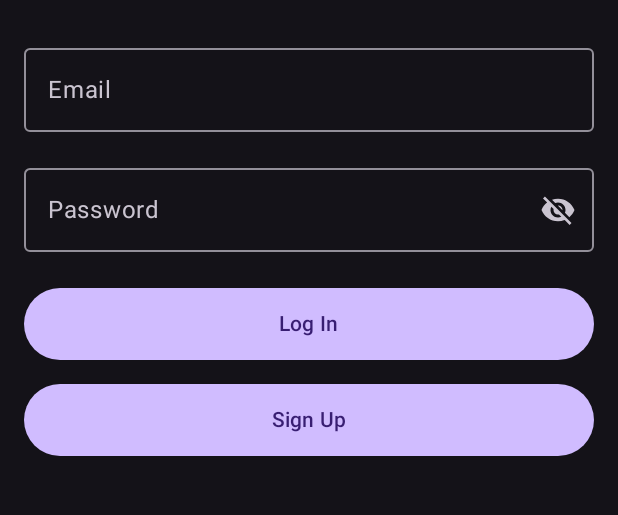
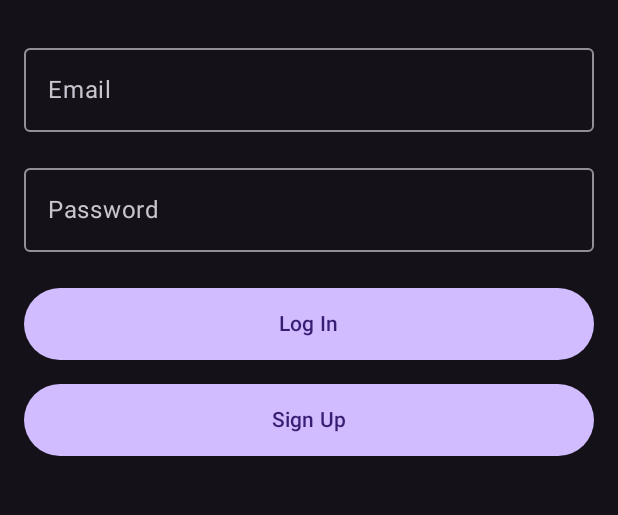
Before and after one commit to DeibisGM/MonopolyApp, an Android app built with Jetpack Compose: the screen it shows after launch (MainActivity), on a phone screen of 412 x 824 dp, the part 415-930 px from its top. Run offline under Robolectric (Android 15) with nearby library versions, the phone set to English and light mode, and no system bars; our stand-ins replace Firebase (no records; nobody signed in at launch, a user with empty details on screens opened directly).

```diff
--- a/app/build.gradle.kts
+++ b/app/build.gradle.kts
@@ -66,7 +66,6 @@ dependencies {
     implementation(libs.androidx.ui.tooling.preview)
     implementation(libs.androidx.material3)
     implementation(libs.androidx.navigation.compose)
-    implementation(libs.androidx.material.icons.extended)
     implementation(libs.ui)
     testImplementation(libs.junit)
     androidTestImplementation(libs.androidx.junit)
--- a/app/src/main/AndroidManifest.xml
+++ b/app/src/main/AndroidManifest.xml
@@ -10,9 +10,9 @@
         android:allowBackup="true"
         android:dataExtractionRules="@xml/data_extraction_rules"
         android:fullBackupContent="@xml/backup_rules"
-        android:icon="@mipmap/ic_launcher"
+        android:icon="@drawable/temp_logo"
         android:label="@string/app_name"
-        android:roundIcon="@mipmap/ic_launcher_round"
+        android:roundIcon="@drawable/temp_logo"
         android:supportsRtl="true"
         android:theme="@style/Theme.MonopolyMoney"
         tools:targetApi="31">
--- a/app/src/main/java/com/example/monopolymoney/data/models.kt
+++ b/app/src/main/java/com/example/monopolymoney/data/models.kt
@@ -1,17 +1,13 @@
 package com.example.monopolymoney.data
 
 import android.os.Parcelable
-import androidx.compose.ui.graphics.Color
-import androidx.room.Entity
-import androidx.room.PrimaryKey
 import kotlinx.parcelize.Parcelize
-
 
 data class Player(
     val id: String? = null,
     val name: String? = null,
     val balance: Int = 0,
-    val profileImageResId: Int = 0 // Nuevo campo para el ID del recurso de la imagen de perfil
+    val profileImageResId: Int = 0
 ) {
     fun toMap(): Map<String, Any?> {
         return mapOf(
--- a/app/src/main/java/com/example/monopolymoney/presentation/LogIn.kt
+++ b/app/src/main/java/com/example/monopolymoney/presentation/LogIn.kt
@@ -1,8 +1,5 @@
 import androidx.compose.foundation.layout.*
 import androidx.compose.foundation.text.KeyboardOptions
-import androidx.compose.material.icons.Icons
-import androidx.compose.material.icons.filled.Visibility
-import androidx.compose.material.icons.filled.VisibilityOff
 import androidx.compose.material3.*
 import androidx.compose.runtime.*
 import androidx.compose.ui.Modifier
@@ -64,10 +61,10 @@ fun LoginScreen(
             visualTransformation = if (passwordVisible) VisualTransformation.None else PasswordVisualTransformation(),
             trailingIcon = {
                 IconButton(onClick = { passwordVisible = !passwordVisible }) {
-                    Icon(
-                        imageVector = if (passwordVisible) Icons.Default.Visibility else Icons.Default.VisibilityOff,
-                        contentDescription = if (passwordVisible) "Hide password" else "Show password"
-                    )
+//                    Icon(
+//                        imageVector = if (passwordVisible) Icons.Default.Visibility else Icons.Default.VisibilityOff,
+//                        contentDescription = if (passwordVisible) "Hide password" else "Show password"
+//                    )
                 }
             },
             keyboardOptions = KeyboardOptions.Default.copy(keyboardType = KeyboardType.Password),
--- a/app/src/main/java/com/example/monopolymoney/presentation/MainScreen.kt
+++ b/app/src/main/java/com/example/monopolymoney/presentation/MainScreen.kt
@@ -26,15 +26,12 @@ import com.example.monopolymoney.R
 import com.example.monopolymoney.data.Player
 import com.example.monopolymoney.data.Transaction
 import androidx.compose.foundation.clickable
-import androidx.compose.foundation.gestures.snapping.rememberSnapFlingBehavior
 import androidx.compose.material3.Card
 import androidx.compose.material3.CardDefaults
 import androidx.compose.runtime.Composable
 import androidx.compose.foundation.layout.size
-import androidx.compose.foundation.lazy.rememberLazyListState
 import androidx.compose.ui.draw.alpha
 import androidx.compose.ui.graphics.ColorFilter
-import androidx.compose.ui.graphics.vector.ImageVector
 import androidx.compose.ui.platform.LocalContext
 import com.example.monopolymoney.viewmodel.DataViewModel
 
--- a/app/src/main/java/com/example/monopolymoney/viewmodel/DataViewModel.kt
+++ b/app/src/main/java/com/example/monopolymoney/viewmodel/DataViewModel.kt
@@ -3,7 +3,6 @@ package com.example.monopolymoney.viewmodel
 import android.app.Application
 import androidx.lifecycle.AndroidViewModel
 import androidx.lifecycle.ViewModelProvider
-import androidx.lifecycle.createSavedStateHandle
 import androidx.lifecycle.viewmodel.CreationExtras
 import kotlinx.coroutines.flow.StateFlow
 
--- a/gradle/libs.versions.toml
+++ b/gradle/libs.versions.toml
@@ -9,7 +9,6 @@ espressoCore = "3.6.1"
 lifecycleRuntimeKtx = "2.8.6"
 activityCompose = "1.9.2"
 composeBom = "2024.09.03"
-materialIconsExtended = "1.7.3"
 navigationCompose = "2.8.2"
 okhttp = "4.9.1"
 roomKtx = "2.6.1"
@@ -20,7 +19,6 @@ firebaseDatabaseKtx = "21.0.0"
 
 [libraries]
 androidx-core-ktx = { group = "androidx.core", name = "core-ktx", version.ref = "coreKtx" }
-androidx-material-icons-extended = { module = "androidx.compose.material:material-icons-extended", version.ref = "materialIconsExtended" }
 androidx-room-compiler-v261 = { module = "androidx.room:room-compiler", version.ref = "roomVersion" }
 androidx-room-ktx-v261 = { module = "androidx.room:room-ktx", version.ref = "roomKtx" }
 androidx-room-runtime-v261 = { module = "androidx.room:room-runtime", version.ref = "roomRuntimeVersion" }
```
Also changed, not shown: app/src/main/java/com/example/monopolymoney/presentation/moneytransfer.kt (+8 -10 lines), app/src/main/res/drawable/temp_logo.jpg (added).
